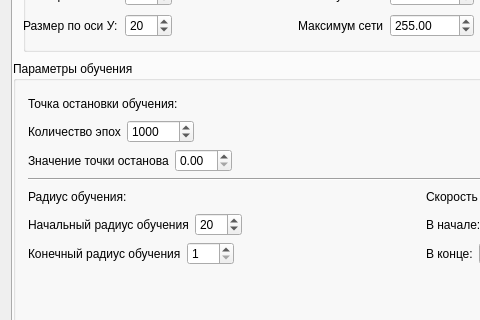
First picture: the form in settingsdialog.ui, repository vihka-spihka/KohonenMaps, before the edit; both pictures show x 0 to 480 and y 86 to 406 of the 630 by 610 pixel window.
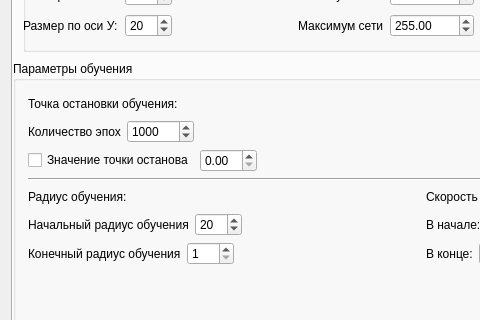
Second picture: the form after the edit. The open tabs and pages were chosen to show the change.

```diff
--- a/settingsdialog.ui
+++ b/settingsdialog.ui
@@ -691,7 +691,7 @@
              <item>
               <layout class="QHBoxLayout" name="horizontalLayout_15">
                <item>
-                <widget class="QLabel" name="label_20">
+                <widget class="QCheckBox" name="cb_stopPoint">
                  <property name="text">
                   <string>Значение точки останова</string>
                  </property>
```
Left out of the diff: 12 changed lines with no effect on the pictures.
